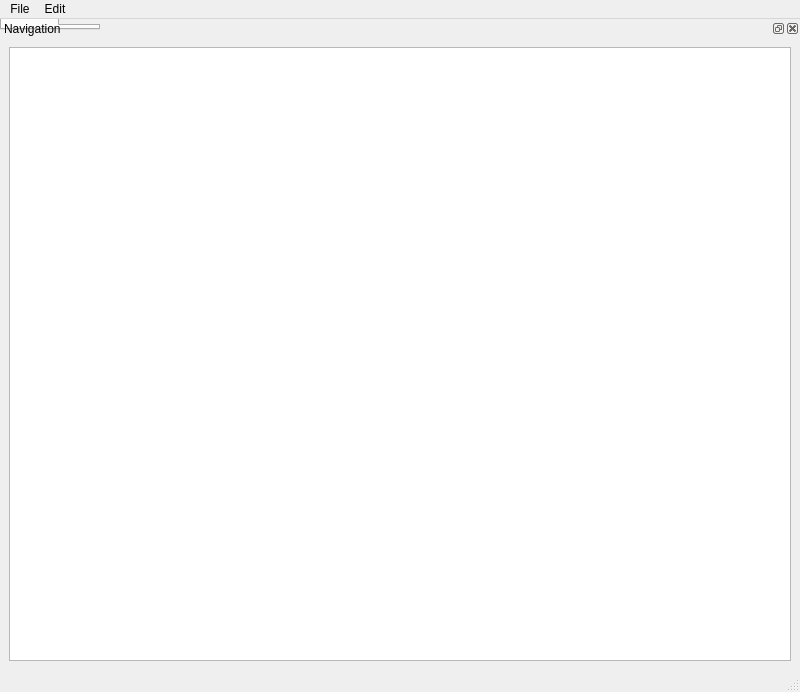
Before: the Qt Designer form UI/main.ui in MakoTime/DMTools, drawn with Qt 5.
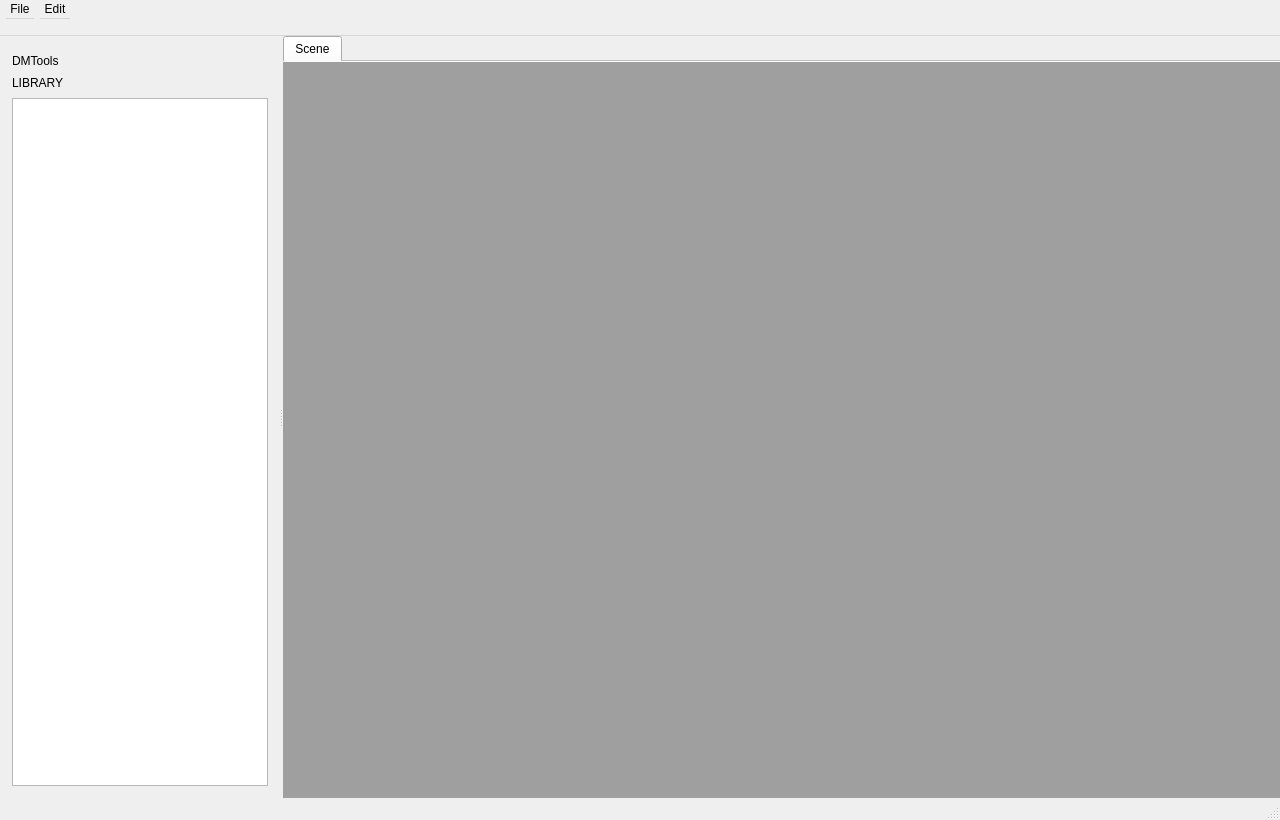
After: the same form once the commit is applied. Custom widgets are drawn as their Qt base class.

Diff of the .ui file:
```diff
--- a/UI/main.ui
+++ b/UI/main.ui
@@ -6,72 +6,111 @@
    <rect>
     <x>0</x>
     <y>0</y>
-    <width>800</width>
-    <height>692</height>
+    <width>1280</width>
+    <height>820</height>
    </rect>
   </property>
   <property name="windowTitle">
    <string>MainWindow</string>
   </property>
-  <widget class="QTabWidget" name="workspaceTabs">
-   <widget class="QWidget" name="sceneTab">
-    <attribute name="title">
-     <string>Scene</string>
-    </attribute>
-    <layout class="QVBoxLayout" name="sceneTabLayout">
-     <item>
-      <widget class="QMdiArea" name="sceneViewer">
-       <property name="viewMode">
-        <enum>QMdiArea::ViewMode::SubWindowView</enum>
+  <widget class="QWidget" name="centralWidget">
+   <layout class="QVBoxLayout" name="centralLayout">
+    <property name="spacing"><number>0</number></property>
+    <property name="leftMargin"><number>0</number></property>
+    <property name="topMargin"><number>0</number></property>
+    <property name="rightMargin"><number>0</number></property>
+    <property name="bottomMargin"><number>0</number></property>
+    <item>
+     <widget class="QSplitter" name="shellSplitter">
+      <property name="orientation"><enum>Qt::Orientation::Horizontal</enum></property>
+      <property name="handleWidth"><number>5</number></property>
+      <property name="childrenCollapsible"><bool>false</bool></property>
+      <widget class="QFrame" name="navigationPanel">
+       <property name="minimumSize"><size><width>180</width><height>0</height></size></property>
+       <property name="sizePolicy">
+        <sizepolicy hsizetype="Preferred" vsizetype="Expanding">
+         <horstretch>0</horstretch><verstretch>0</verstretch>
+        </sizepolicy>
        </property>
-       <property name="documentMode">
-        <bool>true</bool>
-       </property>
+       <property name="frameShape"><enum>QFrame::Shape::NoFrame</enum></property>
+       <layout class="QVBoxLayout" name="navigationLayout">
+        <property name="spacing"><number>8</number></property>
+        <property name="leftMargin"><number>12</number></property>
+        <property name="topMargin"><number>18</number></property>
+        <property name="rightMargin"><number>10</number></property>
+        <property name="bottomMargin"><number>12</number></property>
+        <item><widget class="QLabel" name="appBrand"><property name="text"><string>DMTools</string></property></widget></item>
+        <item><widget class="QLabel" name="navigationHeading"><property name="text"><string>LIBRARY</string></property></widget></item>
+        <item>
+         <widget class="TreeView" name="treeWidget">
+          <property name="sizePolicy">
+           <sizepolicy hsizetype="Expanding" vsizetype="Expanding">
+            <horstretch>0</horstretch><verstretch>0</verstretch>
+           </sizepolicy>
+          </property>
+          <property name="selectionBehavior"><enum>QAbstractItemView::SelectionBehavior::SelectRows</enum></property>
+          <property name="showDecorationSelected"><bool>true</bool></property>
+          <property name="indentation"><number>12</number></property>
+         </widget>
+        </item>
+       </layout>
       </widget>
-      </item>
-    </layout>
-   </widget>
-  </widget>
-  <widget class="QDockWidget" name="treeDockWidget">
-   <property name="minimumSize">
-    <size>
-     <width>160</width>
-     <height>82</height>
-    </size>
-   </property>
-   <property name="allowedAreas">
-    <set>Qt::DockWidgetArea::LeftDockWidgetArea</set>
-   </property>
-   <property name="windowTitle">
-    <string>Navigation</string>
-   </property>
-   <attribute name="dockWidgetArea">
-    <number>1</number>
-   </attribute>
-    <widget class="QWidget" name="treeDockContents">
-     <layout class="QVBoxLayout" name="treeLayout">
-      <item>
-      <widget class="TreeView" name="treeWidget">
+      <widget class="QFrame" name="workspacePanel">
+       <property name="minimumSize"><size><width>300</width><height>0</height></size></property>
        <property name="sizePolicy">
         <sizepolicy hsizetype="Expanding" vsizetype="Expanding">
-        <horstretch>0</horstretch>
-        <verstretch>0</verstretch>
+         <horstretch>1</horstretch><verstretch>0</verstretch>
         </sizepolicy>
        </property>
+       <property name="frameShape"><enum>QFrame::Shape::NoFrame</enum></property>
+       <layout class="QVBoxLayout" name="workspaceLayout">
+        <property name="spacing"><number>0</number></property>
+        <property name="leftMargin"><number>0</number></property>
+        <property name="topMargin"><number>0</number></property>
+        <property name="rightMargin"><number>0</number></property>
+        <property name="bottomMargin"><number>0</number></property>
+        <item>
+         <widget class="QTabWidget" name="workspaceTabs">
+          <property name="documentMode"><bool>true</bool></property>
+          <widget class="QWidget" name="sceneTab">
+           <attribute name="title"><string>Scene</string></attribute>
+           <layout class="QVBoxLayout" name="sceneTabLayout">
+            <property name="spacing"><number>0</number></property>
+            <property name="leftMargin"><number>0</number></property>
+            <property name="topMargin"><number>0</number></property>
+            <property name="rightMargin"><number>0</number></property>
+            <property name="bottomMargin"><number>0</number></property>
+            <item>
+             <widget class="QMdiArea" name="sceneViewer">
+              <property name="viewMode"><enum>QMdiArea::ViewMode::TabbedView</enum></property>
+              <property name="documentMode"><bool>true</bool></property>
+             </widget>
+            </item>
+           </layout>
+          </widget>
+         </widget>
+        </item>
+       </layout>
       </widget>
-      </item>
-     </layout>
-    </widget>
+     </widget>
+    </item>
+   </layout>
   </widget>
   <widget class="QMenuBar" name="menubar">
    <property name="geometry">
     <rect>
      <x>0</x>
      <y>0</y>
-     <width>800</width>
-     <height>33</height>
+    <width>1280</width>
+    <height>36</height>
     </rect>
    </property>
+   <property name="minimumSize">
+    <size><width>0</width><height>36</height></size>
+   </property>
+   <property name="maximumSize">
+    <size><width>16777215</width><height>36</height></size>
+   </property>
    <widget class="QMenu" name="menuFile">
     <property name="title">
      <string>File</string>
```
Left out of the diff: 2 changed lines with no effect on the pictures.
